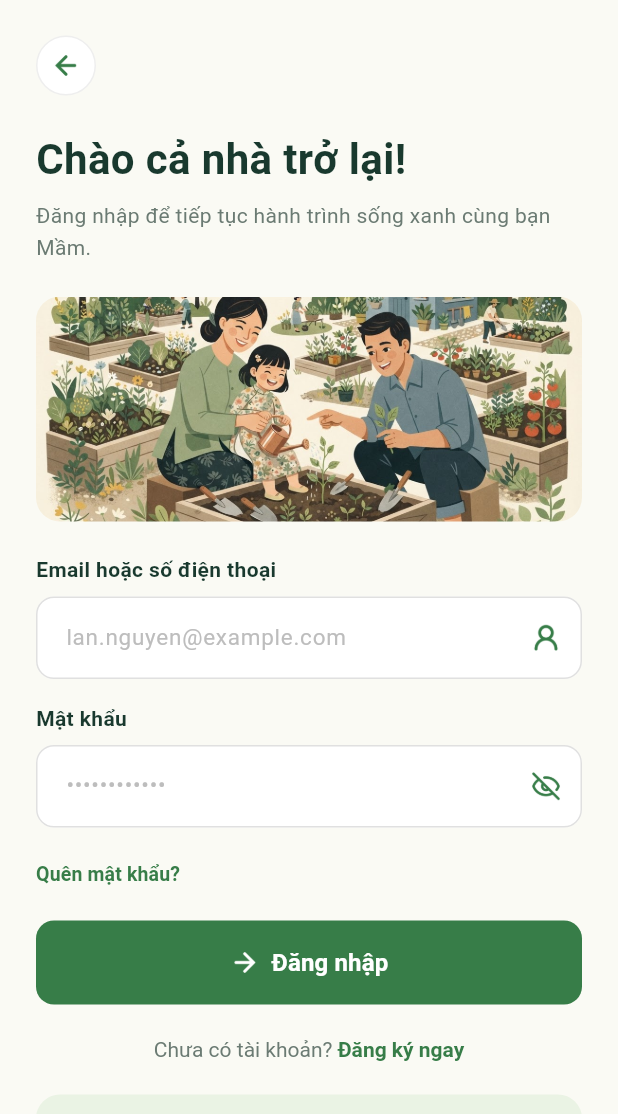
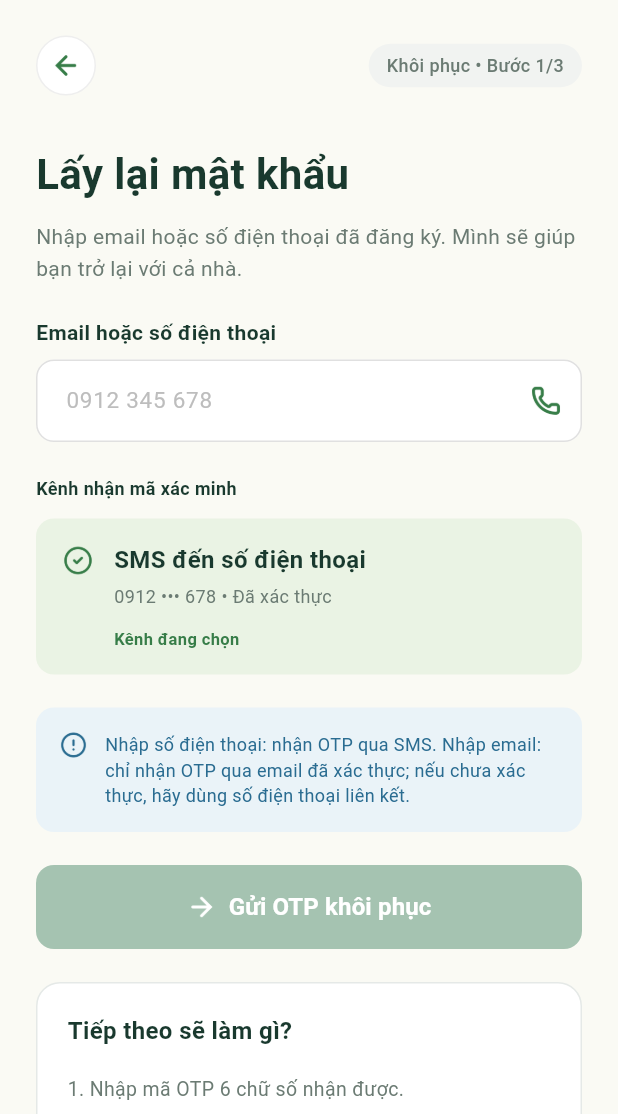
Before and after one commit to HoangAnhEm/SPEI-Community-App, a Flutter app: the _LoginScreenView screen opened directly, after a tap on "Quên mật khẩu?", on a phone screen of 412 x 824 dp, the part 122-1236 px from its top. Run offline on Flutter 3.47's test engine with Material 3 defaults, Android fonts, the phone set to English and light mode, and no system bars; our stand-ins replace dio, flutter_bloc, get_it, go_router, pinput; accounts and stored records are empty.

Commit message:
feat: password recovery Ui

```diff
--- a/lib/src/config/routes/app_routes.dart
+++ b/lib/src/config/routes/app_routes.dart
@@ -7,6 +7,8 @@ import '../../presentation/screens/auth/login_screen.dart';
 import '../../presentation/screens/auth/register_step1_screen.dart';
 import '../../presentation/screens/auth/register_step2_screen.dart';
 import '../../presentation/screens/auth/register_step3_screen.dart';
+import '../../presentation/screens/auth/recovery_step1_screen.dart';
+import '../../presentation/screens/auth/recovery_step3_screen.dart';
 
 final GlobalKey<NavigatorState> rootNavigatorKey = GlobalKey<NavigatorState>();
 
@@ -49,6 +51,20 @@ final GoRouter appRouter = GoRouter(
       ],
     ),
     GoRoute(
+      path: '/recovery',
+      builder: (context, state) => const RecoveryStep1Screen(),
+      routes: [
+        GoRoute(
+          path: 'step1',
+          builder: (context, state) => const RecoveryStep1Screen(),
+        ),
+        GoRoute(
+          path: 'step3',
+          builder: (context, state) => const RecoveryStep3Screen(),
+        ),
+      ],
+    ),
+    GoRoute(
       path: '/',
       builder: (context, state) => const Scaffold(
         body: Center(child: Text('Spei Community - Home')),
--- a/lib/src/presentation/screens/auth/login_screen.dart
+++ b/lib/src/presentation/screens/auth/login_screen.dart
@@ -159,7 +159,9 @@ class _LoginScreenViewState extends State<_LoginScreenView> {
               Align(
                 alignment: Alignment.centerLeft,
                 child: TextButton(
-                  onPressed: () {},
+                  onPressed: () {
+                    context.push('/recovery/step1');
+                  },
                   style: TextButton.styleFrom(
                     padding: EdgeInsets.zero,
                     minimumSize: const Size(50, 30),
@@ -169,7 +171,7 @@ class _LoginScreenViewState extends State<_LoginScreenView> {
                     'Quên mật khẩu?',
                     style: TextStyle(
                       fontSize: 13,
-                      color: iconColor,
+                      color: AppColors.primary,
                       fontWeight: FontWeight.w600,
                     ),
                   ),
--- /dev/null
+++ b/lib/src/presentation/screens/auth/recovery_step1_screen.dart
@@ -0,0 +1,235 @@
+import 'package:flutter/material.dart';
+import 'package:go_router/go_router.dart';
+import '../../../../src/core/constants/app_colors.dart';
+import '../../widgets/auth_header.dart';
+import '../../widgets/custom_text_field.dart';
+import '../../widgets/primary_button.dart';
+
+class RecoveryStep1Screen extends StatefulWidget {
+  const RecoveryStep1Screen({super.key});
+
+  @override
+  State<RecoveryStep1Screen> createState() => _RecoveryStep1ScreenState();
+}
+
+class _RecoveryStep1ScreenState extends State<RecoveryStep1Screen> {
+  final TextEditingController _inputController = TextEditingController();
+
+  @override
+  void dispose() {
+    _inputController.dispose();
+    super.dispose();
+  }
+
+  bool _isValid() {
+    return _inputController.text.trim().isNotEmpty;
+  }
+
+  @override
+  Widget build(BuildContext context) {
+    return Scaffold(
+      backgroundColor: AppColors.background,
+      body: SafeArea(
+        child: SingleChildScrollView(
+          padding: const EdgeInsets.symmetric(horizontal: 24.0, vertical: 24.0),
+          child: Column(
+            crossAxisAlignment: CrossAxisAlignment.start,
+            children: [
+              const AuthHeader(
+                showBackButton: true,
+                stepText: 'Khôi phục • Bước 1/3',
+              ),
+              const SizedBox(height: 32),
+
+              const Text(
+                'Lấy lại mật khẩu',
+                style: TextStyle(
+                  fontSize: 28,
+                  fontWeight: FontWeight.bold,
+                  color: AppColors.darkText,
+                ),
+              ),
+              const SizedBox(height: 12),
+              const Text(
+                'Nhập email hoặc số điện thoại đã đăng ký. Mình sẽ giúp bạn trở lại với cả nhà.',
+                style: TextStyle(
+                  fontSize: 14,
+                  height: 1.5,
+                  color: AppColors.subText,
+                ),
+              ),
+              const SizedBox(height: 22),
+
+              // Input Field
+              CustomTextField(
+                controller: _inputController,
+                label: 'Email hoặc số điện thoại',
+                hintText: '0912 345 678',
+                onChanged: (_) => setState(() {}),
+                suffixIcon: Padding(
+                  padding: const EdgeInsets.all(14.0),
+                  child: Image.asset(
+                    'assets/icons/ic_phone.png',
+                    width: 20,
+                    height: 20,
+                    color: AppColors.primary,
+                    errorBuilder: (context, error, stackTrace) => const Icon(Icons.phone, color: AppColors.primary, size: 20),
+                  ),
+                ),
+              ),
+              const SizedBox(height: 22),
+
+              // Verification Channel
+              const Text(
+                'Kênh nhận mã xác minh',
+                style: TextStyle(fontSize: 12, fontWeight: FontWeight.bold, color: AppColors.darkText),
+              ),
+              const SizedBox(height: 12),
+              Container(
+                width: double.infinity,
+                padding: const EdgeInsets.all(16),
+                decoration: BoxDecoration(
+                  color: AppColors.successBg,
+                  borderRadius: BorderRadius.circular(12),
+                ),
+                child: Row(
+                  crossAxisAlignment: CrossAxisAlignment.start,
+                  children: [
+                    Container(
+                      padding: const EdgeInsets.all(2),
+                      decoration: const BoxDecoration(
+                        shape: BoxShape.circle,
+                      ),
+                      child: Image.asset(
+                        'assets/icons/ic_check_circle.png',
+                        width: 20,
+                        height: 20,
+                        color: AppColors.primary,
+                        errorBuilder: (context, error, stackTrace) => const Icon(Icons.check_circle, color: AppColors.primary, size: 20),
+                      ),
+                    ),
+                    const SizedBox(width: 12),
+                    const Expanded(
+                      child: Column(
+                        crossAxisAlignment: CrossAxisAlignment.start,
+                        children: [
+                          Text(
+                            'SMS đến số điện thoại',
+                            style: TextStyle(fontSize: 16, fontWeight: FontWeight.bold, color: AppColors.darkText),
+                          ),
+                          SizedBox(height: 4),
+                          Text(
+                            '0912 ••• 678 • Đã xác thực',
+                            style: TextStyle(fontSize: 12, color: AppColors.subText),
+                          ),
+                          SizedBox(height: 12),
+                          Text(
+                            'Kênh đang chọn',
+                            style: TextStyle(fontSize: 11, fontWeight: FontWeight.w600, color: AppColors.primary),
+                          ),
+                        ],
+                      ),
+                    ),
+                  ],
+                ),
+              ),
+              const SizedBox(height: 22),
+
+              // Info Box
+              Container(
+                padding: const EdgeInsets.all(16),
+                decoration: BoxDecoration(
+                  color: const Color(0xFFEAF3F8),
+                  borderRadius: BorderRadius.circular(12),
+                ),
+                child: Row(
+                  crossAxisAlignment: CrossAxisAlignment.start,
+                  children: [
+                    Image.asset(
+                      'assets/icons/ic_info.png',
+                      width: 18,
+                      height: 18,
+                      color: const Color(0xFF2A6C91),
+                      errorBuilder: (context, error, stackTrace) => const Icon(Icons.info_outline, color: Color(0xFF2A6C91), size: 18),
+                    ),
+                    const SizedBox(width: 12),
+                    const Expanded(
+                      child: Text(
+                        'Nhập số điện thoại: nhận OTP qua SMS. Nhập email: chỉ nhận OTP qua email đã xác thực; nếu chưa xác thực, hãy dùng số điện thoại liên kết.',
+                        style: TextStyle(fontSize: 12, color: Color(0xFF2A6C91), height: 1.4),
+                      ),
+                    ),
+                  ],
+                ),
+              ),
+              const SizedBox(height: 22),
+
+              // Button
+              PrimaryButton(
+                text: 'Gửi OTP khôi phục',
+                iconPath: 'assets/icons/ic_arrow_right.png',
+                isDisabled: !_isValid(),
+                onPressed: () {
+                  context.push('/recovery/step3');
+                },
+              ),
+              const SizedBox(height: 22),
+
+              // Next Steps Box
+              Container(
+                width: double.infinity,
+                padding: const EdgeInsets.all(20),
+                decoration: BoxDecoration(
+                  color: Colors.white,
+                  borderRadius: BorderRadius.circular(16),
+                  border: Border.all(color: const Color(0xFFE5E9E7)),
+                ),
+                child: const Column(
+                  crossAxisAlignment: CrossAxisAlignment.start,
+                  children: [
+                    Text(
+                      'Tiếp theo sẽ làm gì?',
+                      style: TextStyle(fontSize: 16, fontWeight: FontWeight.bold, color: AppColors.darkText),
+                    ),
+                    SizedBox(height: 16),
+                    Text(
+                      '1. Nhập mã OTP 6 chữ số nhận được.\n2. Xác minh danh tính của bạn.\n3. Tạo mật khẩu mới và đăng nhập lại.',
+                      style: TextStyle(fontSize: 13, color: AppColors.subText, height: 1.8),
+                    ),
+                  ],
+                ),
+              ),
+              const SizedBox(height: 22),
+
+              // Back to Login
+              Center(
+                child: TextButton(
+                  onPressed: () => context.pop(),
+                  child: const Text(
+                    'Quay lại đăng nhập',
+                    style: TextStyle(fontSize: 13, color: AppColors.primary, fontWeight: FontWeight.w600),
+                  ),
+                ),
+              ),
+              const SizedBox(height: 22),
+
+              // Footer Text
+              const Text(
+                'Không tiết lộ tài khoản có tồn tại hay không sau khi gửi yêu cầu. Bản mẫu không gửi OTP thực tế.',
+                textAlign: TextAlign.center,
+                style: TextStyle(fontSize: 10, color: AppColors.greyText, height: 1.5),
+              ),
+              const SizedBox(height: 16),
+              const Center(
+                child: Text(
+                  'Bản mẫu giao diện • Dữ liệu minh họa',
+                  style: TextStyle(fontSize: 10, color: AppColors.greyText),
+                ),
+              ),
+            ],
+          ),
+        ),
+      ),
+    );
+  }
+}
--- a/lib/src/presentation/widgets/custom_text_field.dart
+++ b/lib/src/presentation/widgets/custom_text_field.dart
@@ -10,6 +10,7 @@ class CustomTextField extends StatelessWidget {
   final TextInputType keyboardType;
   final TextEditingController? controller;
   final String? errorText;
+  final ValueChanged<String>? onChanged;
 
   const CustomTextField({
     super.key,
@@ -21,6 +22,7 @@ class CustomTextField extends StatelessWidget {
     this.keyboardType = TextInputType.text,
     this.controller,
     this.errorText,
+    this.onChanged,
   });
 
   @override
@@ -43,6 +45,7 @@ class CustomTextField extends StatelessWidget {
           controller: controller,
           obscureText: isPassword,
           keyboardType: keyboardType,
+          onChanged: onChanged,
           style: const TextStyle(fontSize: 15),
           decoration: InputDecoration(
             hintText: hintText,
```
Also changed, not shown: lib/src/presentation/screens/auth/recovery_step3_screen.dart (added, +272 -0 lines).
